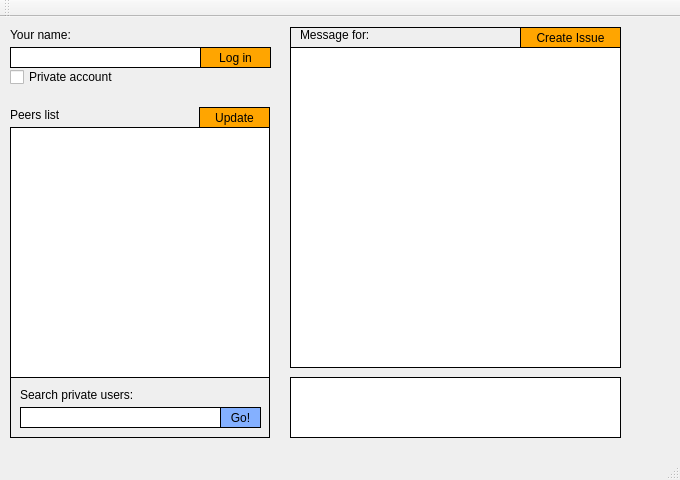
Before: the Qt Designer form Client/clientwindow.ui in ToshUxanoff/P2P-Chat, drawn with Qt 5.
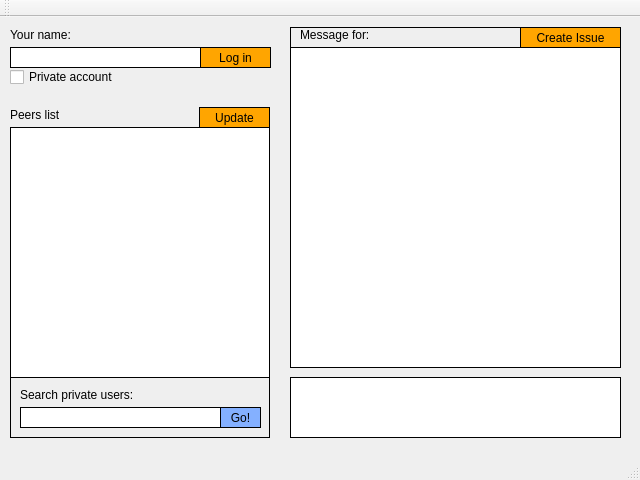
After: the same form once the commit is applied.

Diff of the .ui file:
```diff
--- a/Client/clientwindow.ui
+++ b/Client/clientwindow.ui
@@ -6,19 +6,19 @@
    <rect>
     <x>0</x>
     <y>0</y>
-    <width>680</width>
+    <width>640</width>
     <height>480</height>
    </rect>
   </property>
   <property name="minimumSize">
    <size>
-    <width>680</width>
+    <width>640</width>
     <height>480</height>
    </size>
   </property>
   <property name="maximumSize">
    <size>
-    <width>680</width>
+    <width>640</width>
     <height>480</height>
    </size>
   </property>
```
Left out of the diff: 2 changed lines with no effect on the pictures.
